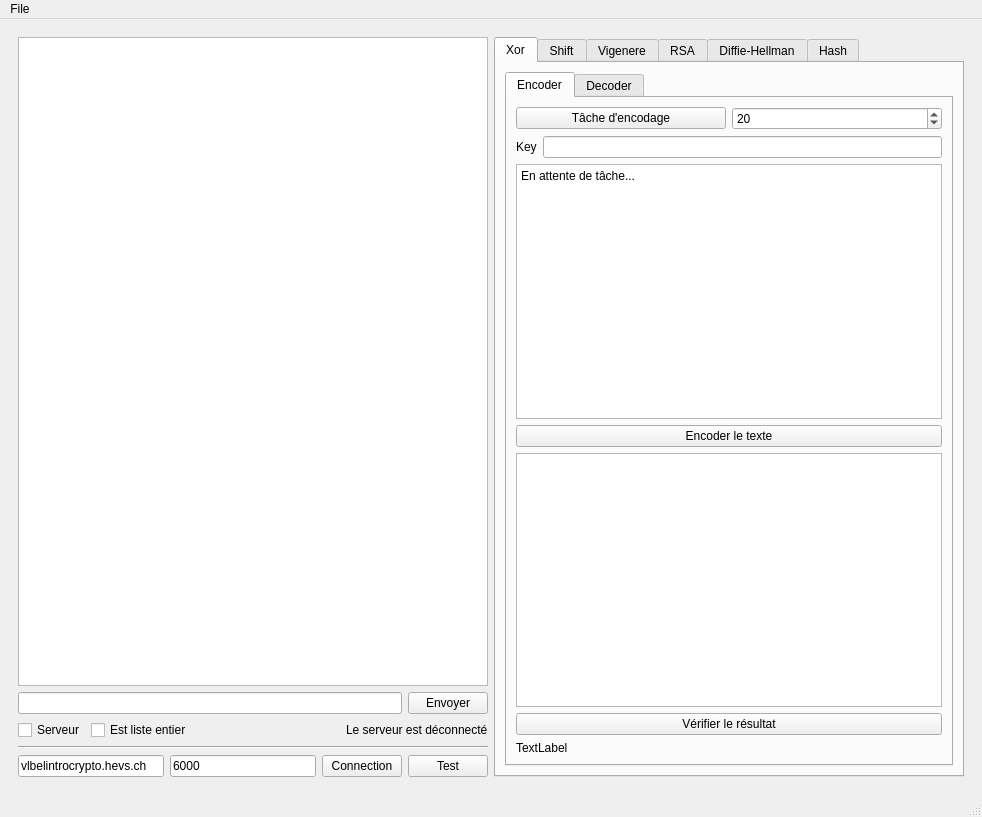
First picture: the form in crypto_client.ui, repository aa-augsburger/ISC_Crypto, before the edit.
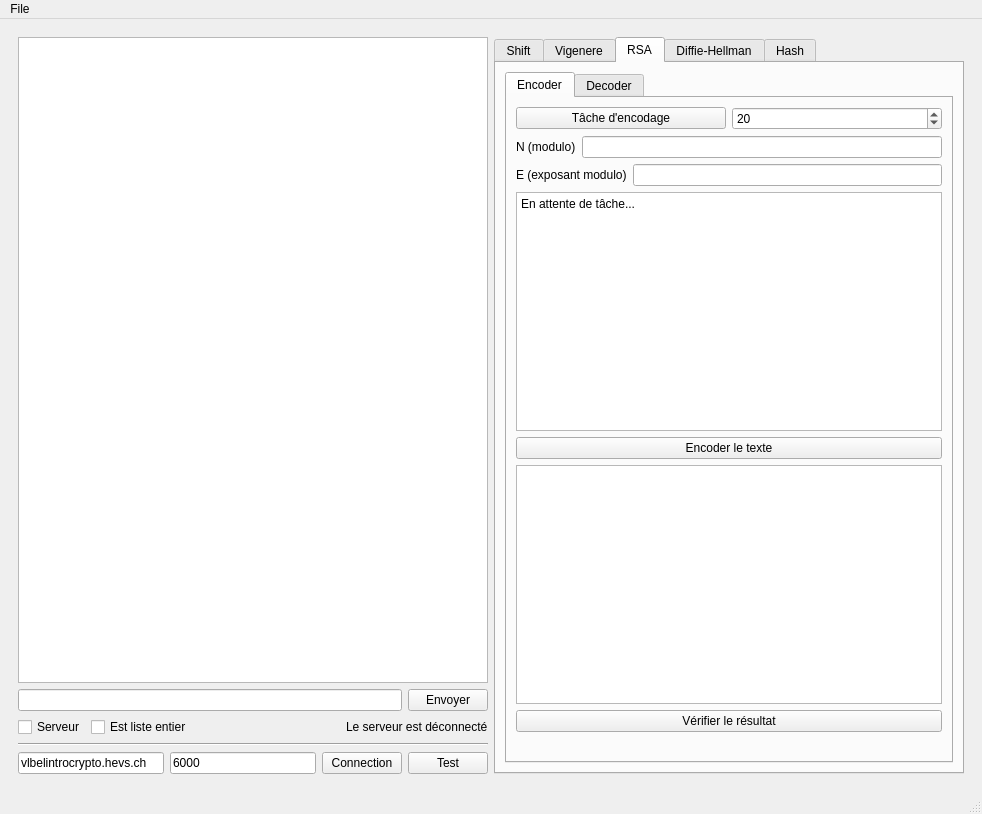
Second picture: the form after the edit. The open tabs and pages were chosen to show the change.

Commit message: vigenere and rsa gui ok

What changed in the file:
```diff
--- a/crypto_client.ui
+++ b/crypto_client.ui
@@ -7,7 +7,7 @@
     <x>0</x>
     <y>0</y>
     <width>982</width>
-    <height>817</height>
+    <height>814</height>
    </rect>
   </property>
   <property name="windowTitle">
@@ -147,184 +147,6 @@
            <property name="currentIndex">
             <number>3</number>
            </property>
-           <widget class="QWidget" name="xor">
-            <attribute name="title">
-             <string>Xor</string>
-            </attribute>
-            <layout class="QVBoxLayout" name="verticalLayout_10">
-             <item>
-              <widget class="QTabWidget" name="tab_xor">
-               <property name="currentIndex">
-                <number>1</number>
-               </property>
-               <widget class="QWidget" name="Encoder">
-                <attribute name="title">
-                 <string>Encoder</string>
-                </attribute>
-                <layout class="QVBoxLayout" name="verticalLayout_13">
-                 <item>
-                  <layout class="QVBoxLayout" name="verticalLayout_12">
-                   <item>
-                    <layout class="QHBoxLayout" name="horizontalLayout_13">
-                     <item>
-                      <widget class="QPushButton" name="btn_xor_ask_encode">
-                       <property name="text">
-                        <string>Tâche d'encodage</string>
-                       </property>
-                      </widget>
-                     </item>
-                     <item>
-                      <widget class="QSpinBox" name="sp_shift_encode_length_4">
-                       <property name="maximum">
-                        <number>300</number>
-                       </property>
-                       <property name="value">
-                        <number>20</number>
-                       </property>
-                      </widget>
-                     </item>
-                    </layout>
-                   </item>
-                   <item>
-                    <layout class="QHBoxLayout" name="horizontalLayout_14">
-                     <item>
-                      <widget class="QLabel" name="label_4">
-                       <property name="text">
-                        <string>Key</string>
-                       </property>
-                      </widget>
-                     </item>
-                     <item>
-                      <widget class="QLineEdit" name="le_shift_encode_key_4"/>
-                     </item>
-                    </layout>
-                   </item>
-                   <item>
-                    <widget class="QTextEdit" name="txt_xor_encode_task">
-                     <property name="html">
-                      <string>&lt;!DOCTYPE HTML PUBLIC &quot;-//W3C//DTD HTML 4.0//EN&quot; &quot;http://www.w3.org/TR/REC-html40/strict.dtd&quot;&gt;
-&lt;html&gt;&lt;head&gt;&lt;meta name=&quot;qrichtext&quot; content=&quot;1&quot; /&gt;&lt;meta charset=&quot;utf-8&quot; /&gt;&lt;style type=&quot;text/css&quot;&gt;
-p, li { white-space: pre-wrap; }
-hr { height: 1px; border-width: 0; }
-li.unchecked::marker { content: &quot;\2610&quot;; }
-li.checked::marker { content: &quot;\2612&quot;; }
-&lt;/style&gt;&lt;/head&gt;&lt;body style=&quot; font-family:'Segoe UI'; font-size:9pt; font-weight:400; font-style:normal;&quot;&gt;
-&lt;p style=&quot; margin-top:0px; margin-bottom:0px; margin-left:0px; margin-right:0px; -qt-block-indent:0; text-indent:0px;&quot;&gt;En attente de tâche...&lt;/p&gt;&lt;/body&gt;&lt;/html&gt;</string>
-                     </property>
-                    </widget>
-                   </item>
-                   <item>
-                    <widget class="QPushButton" name="btn_xor_encode">
-                     <property name="text">
-                      <string>Encoder le texte</string>
-                     </property>
-                    </widget>
-                   </item>
-                   <item>
-                    <widget class="QTextEdit" name="txt_xor_encoded"/>
-                   </item>
-                   <item>
-                    <widget class="QPushButton" name="btn_xor_encode_check">
-                     <property name="text">
-                      <string>Vérifier le résultat</string>
-                     </property>
-                    </widget>
-                   </item>
-                   <item>
-                    <widget class="QLabel" name="txt_xor_encode_result">
-                     <property name="text">
-                      <string>TextLabel</string>
-                     </property>
-                    </widget>
-                   </item>
-                  </layout>
-                 </item>
-                </layout>
-               </widget>
-               <widget class="QWidget" name="Decode">
-                <attribute name="title">
-                 <string>Decoder</string>
-                </attribute>
-                <layout class="QVBoxLayout" name="verticalLayout_9">
-                 <item>
-                  <layout class="QHBoxLayout" name="horizontalLayout_17">
-                   <item>
-                    <widget class="QPushButton" name="btn_xor_ask_decode">
-                     <property name="text">
-                      <string>Tâche d'encodage</string>
-                     </property>
-                    </widget>
-                   </item>
-                   <item>
-                    <widget class="QSpinBox" name="sp_shift_encode_length_6">
-                     <property name="maximum">
-                      <number>300</number>
-                     </property>
-                     <property name="value">
-                      <number>20</number>
-                     </property>
-                    </widget>
-                   </item>
-                  </layout>
-                 </item>
-                 <item>
-                  <layout class="QHBoxLayout" name="horizontalLayout_9">
-                   <item>
-                    <widget class="QLabel" name="label_6">
-                     <property name="text">
-                      <string>Key</string>
-                     </property>
-                    </widget>
-                   </item>
-                   <item>
-                    <widget class="QLineEdit" name="le_shift_encode_key_6"/>
-                   </item>
-                  </layout>
-                 </item>
-                 <item>
-                  <widget class="QTextEdit" name="txt_xor_decode_task">
-                   <property name="html">
-                    <string>&lt;!DOCTYPE HTML PUBLIC &quot;-//W3C//DTD HTML 4.0//EN&quot; &quot;http://www.w3.org/TR/REC-html40/strict.dtd&quot;&gt;
-&lt;html&gt;&lt;head&gt;&lt;meta name=&quot;qrichtext&quot; content=&quot;1&quot; /&gt;&lt;meta charset=&quot;utf-8&quot; /&gt;&lt;style type=&quot;text/css&quot;&gt;
-p, li { white-space: pre-wrap; }
-hr { height: 1px; border-width: 0; }
-li.unchecked::marker { content: &quot;\2610&quot;; }
-li.checked::marker { content: &quot;\2612&quot;; }
-&lt;/style&gt;&lt;/head&gt;&lt;body style=&quot; font-family:'Segoe UI'; font-size:9pt; font-weight:400; font-style:normal;&quot;&gt;
-&lt;p style=&quot; margin-top:0px; margin-bottom:0px; margin-left:0px; margin-right:0px; -qt-block-indent:0; text-indent:0px;&quot;&gt;En attente de tâche...&lt;/p&gt;&lt;/body&gt;&lt;/html&gt;</string>
-                   </property>
-                  </widget>
-                 </item>
-                 <item>
-                  <widget class="QPushButton" name="btn_xor_decode">
-                   <property name="text">
-                    <string>Encoder le texte</string>
-                   </property>
-                  </widget>
-                 </item>
-                 <item>
-                  <widget class="QTextEdit" name="txt_xor_decoded"/>
-                 </item>
-                 <item>
-                  <widget class="QPushButton" name="btn_xor_decode_check">
-                   <property name="text">
-                    <string>Vérifier le résultat</string>
-                   </property>
-                  </widget>
-                 </item>
-                 <item>
-                  <widget class="QLabel" name="txt_xor_decode_result">
-                   <property name="text">
-                    <string>TextLabel</string>
-                   </property>
-                  </widget>
-                 </item>
-                </layout>
-               </widget>
-              </widget>
-             </item>
-            </layout>
-           </widget>
            <widget class="QWidget" name="Shift">
             <attribute name="title">
              <string>Shift</string>
@@ -448,18 +270,7 @@
                     </layout>
                    </item>
                    <item>
-                    <layout class="QHBoxLayout" name="horizontalLayout_18">
-                     <item>
-                      <widget class="QLabel" name="label_2">
-                       <property name="text">
-                        <string>Key</string>
-                       </property>
-                      </widget>
-                     </item>
-                     <item>
-                      <widget class="QLineEdit" name="le_shift_encode_key_2"/>
-                     </item>
-                    </layout>
+                    <layout class="QHBoxLayout" name="horizontalLayout_18"/>
                    </item>
                    <item>
                     <widget class="QTextEdit" name="te_shift_encode_task_2">
@@ -601,6 +412,95 @@
                 <attribute name="title">
                  <string>Encoder</string>
                 </attribute>
+                <layout class="QVBoxLayout" name="verticalLayout_9">
+                 <item>
+                  <layout class="QHBoxLayout" name="horizontalLayout_12">
+                   <item>
+                    <widget class="QPushButton" name="btn_rsa_ask_encode">
+                     <property name="text">
+                      <string>Tâche d'encodage</string>
+                     </property>
+                    </widget>
+                   </item>
+                   <item>
+                    <widget class="QSpinBox" name="sp_rsa_length">
+                     <property name="maximum">
+                      <number>300</number>
+                     </property>
+                     <property name="value">
+                      <number>20</number>
+                     </property>
+                    </widget>
+                   </item>
+                  </layout>
+                 </item>
+                 <item>
+                  <layout class="QHBoxLayout" name="horizontalLayout_9">
+                   <item>
+                    <widget class="QLabel" name="label_4">
+                     <property name="text">
+                      <string>N (modulo)</string>
+                     </property>
+                    </widget>
+                   </item>
+                   <item>
+                    <widget class="QLineEdit" name="txt_rsa_en_mod"/>
+                   </item>
+                  </layout>
+                 </item>
+                 <item>
+                  <layout class="QHBoxLayout" name="horizontalLayout_13">
+                   <item>
+                    <widget class="QLabel" name="label_2">
+                     <property name="text">
+                      <string>E (exposant modulo)</string>
+                     </property>
+                    </widget>
+                   </item>
+                   <item>
+                    <widget class="QLineEdit" name="txt_rsa_en_exp"/>
+                   </item>
+                  </layout>
+                 </item>
+                 <item>
+                  <widget class="QTextEdit" name="txt_rsa_encode_task">
+                   <property name="html">
+                    <string>&lt;!DOCTYPE HTML PUBLIC &quot;-//W3C//DTD HTML 4.0//EN&quot; &quot;http://www.w3.org/TR/REC-html40/strict.dtd&quot;&gt;
+&lt;html&gt;&lt;head&gt;&lt;meta name=&quot;qrichtext&quot; content=&quot;1&quot; /&gt;&lt;meta charset=&quot;utf-8&quot; /&gt;&lt;style type=&quot;text/css&quot;&gt;
+p, li { white-space: pre-wrap; }
+hr { height: 1px; border-width: 0; }
+li.unchecked::marker { content: &quot;\2610&quot;; }
+li.checked::marker { content: &quot;\2612&quot;; }
+&lt;/style&gt;&lt;/head&gt;&lt;body style=&quot; font-family:'Segoe UI'; font-size:9pt; font-weight:400; font-style:normal;&quot;&gt;
+&lt;p style=&quot; margin-top:0px; margin-bottom:0px; margin-left:0px; margin-right:0px; -qt-block-indent:0; text-indent:0px;&quot;&gt;En attente de tâche...&lt;/p&gt;&lt;/body&gt;&lt;/html&gt;</string>
+                   </property>
+                  </widget>
+                 </item>
+                 <item>
+                  <widget class="QPushButton" name="btn_rsa_encode">
+                   <property name="text">
+                    <string>Encoder le texte</string>
+                   </property>
+                  </widget>
+                 </item>
+                 <item>
+                  <widget class="QTextEdit" name="txt_rsa_encoded"/>
+                 </item>
+                 <item>
+                  <widget class="QPushButton" name="btn_rsa_check_encode">
+                   <property name="text">
+                    <string>Vérifier le résultat</string>
+                   </property>
+                  </widget>
+                 </item>
+                 <item>
+                  <widget class="QLabel" name="txt_rsa_encode_result">
+                   <property name="text">
+                    <string/>
+                   </property>
+                  </widget>
+                 </item>
+                </layout>
                </widget>
                <widget class="QWidget" name="RSA_decode">
                 <attribute name="title">
```
Left out of the diff: 16 changed lines with no effect on the pictures. The commit also changes 3 other files.
